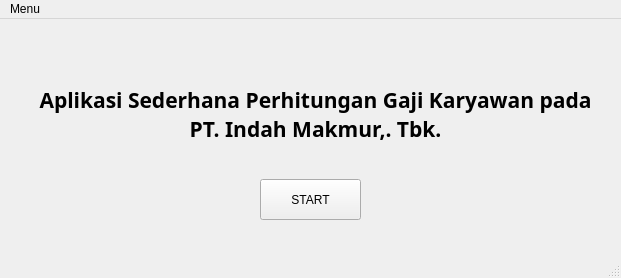
First picture: the form in mainwindow.ui, repository ronihamonangan/Perhitungan-Gaji-Karyawan, before the edit.
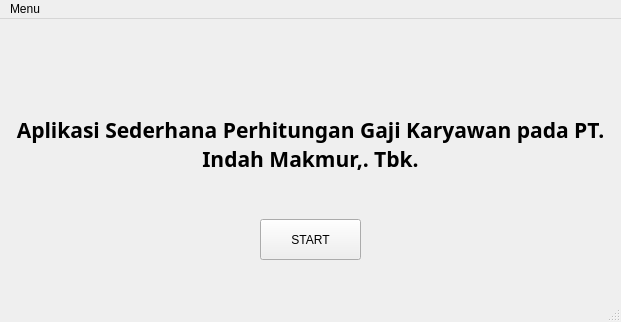
Second picture: the form after the edit. Icons and pictures are not drawn.

```diff
--- a/mainwindow.ui
+++ b/mainwindow.ui
@@ -7,7 +7,7 @@
     <x>0</x>
     <y>0</y>
     <width>621</width>
-    <height>278</height>
+    <height>322</height>
    </rect>
   </property>
   <property name="windowTitle">
@@ -17,9 +17,9 @@
    <widget class="QLabel" name="label">
     <property name="geometry">
      <rect>
-      <x>30</x>
-      <y>50</y>
-      <width>571</width>
+      <x>0</x>
+      <y>80</y>
+      <width>621</width>
       <height>91</height>
      </rect>
     </property>
@@ -45,7 +45,7 @@
     <property name="geometry">
      <rect>
       <x>260</x>
-      <y>160</y>
+      <y>200</y>
       <width>101</width>
       <height>41</height>
      </rect>
```
Left out of the diff: 27 changed lines with no effect on the pictures.
